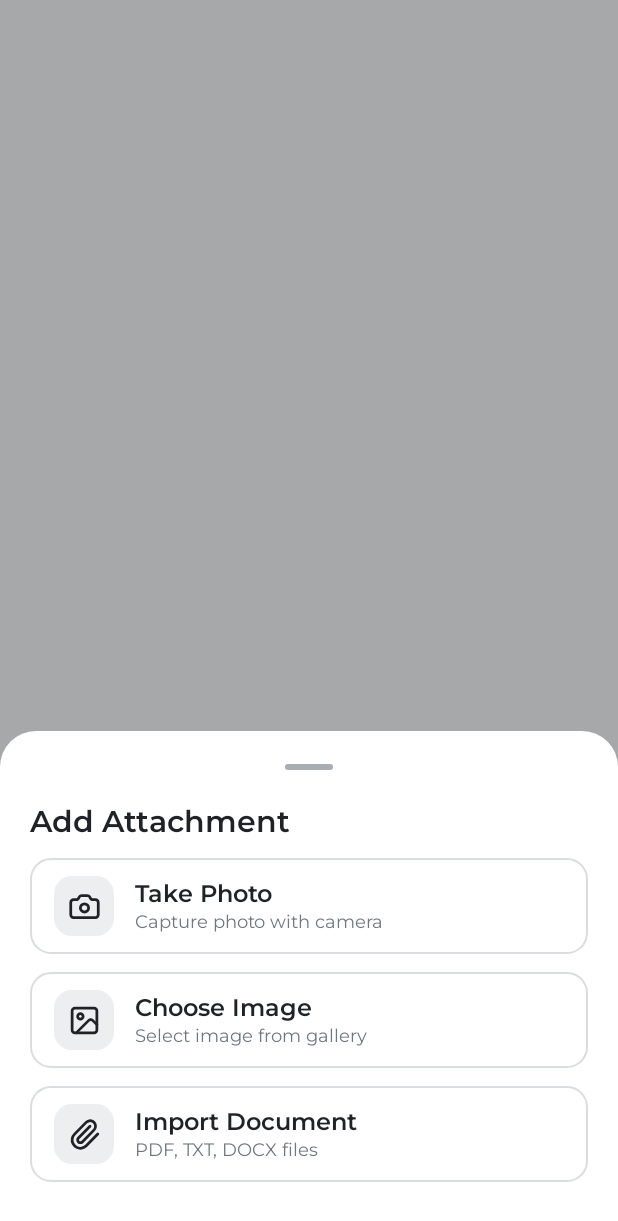
After one commit to encorex32268/LocalVault, an Android app built with Jetpack Compose: the composable AddAttachmentBottomSheet shown on its own in the app's theme, on a phone screen of 412 x 824 dp. The commit adds this screen. Shown: the top 1221 px of the screen. Run offline under Robolectric (Android 15) with nearby library versions, the phone set to English and light mode, and no system bars.

Commit message:
feat(create): wire attachment picker MVI actions, bottom sheet, and 7:3 layout
- handle attachment actions in CreateVaultViewModel with event emissions
- auto dismiss bottom sheet when selecting photo, image, or document
- arrange AddFieldButton (weight 7) and AddAttachmentButton (weight 3) side-by-side
- add unit tests covering attachment action and event flows

```diff
--- a/app/src/main/java/com/lihan/localvault/feature/vault/presentation/create/CreateVaultEvent.kt
+++ b/app/src/main/java/com/lihan/localvault/feature/vault/presentation/create/CreateVaultEvent.kt
@@ -1,5 +1,11 @@
 package com.lihan.localvault.feature.vault.presentation.create
+
+import android.net.Uri
+import java.io.File
 
 sealed interface CreateVaultEvent {
     data object SaveSuccess : CreateVaultEvent
+    data class LaunchCamera(val uri: Uri?, val tempFile: File) : CreateVaultEvent
+    data object LaunchPhotoPicker : CreateVaultEvent
+    data object LaunchDocumentPicker : CreateVaultEvent
 }
--- a/app/src/main/java/com/lihan/localvault/feature/vault/presentation/create/CreateVaultState.kt
+++ b/app/src/main/java/com/lihan/localvault/feature/vault/presentation/create/CreateVaultState.kt
@@ -5,6 +5,7 @@ import androidx.compose.ui.graphics.Color
 import com.lihan.localvault.core.domain.VaultCategory
 import com.lihan.localvault.core.presentation.ui.theme.IconsEnum
 import com.lihan.localvault.core.presentation.ui.theme.VaultColors
+import com.lihan.localvault.feature.vault.presentation.model.VaultAttachmentUi
 import com.lihan.localvault.feature.vault.presentation.model.VaultFieldUi
 
 data class CreateVaultState(
@@ -13,10 +14,13 @@ data class CreateVaultState(
     val vaultTitle: TextFieldState = TextFieldState(),
     val category: VaultCategory = VaultCategory.CUSTOM,
     val fields: List<VaultFieldUi> = emptyList(),
+    val attachments: List<VaultAttachmentUi> = emptyList(),
     val color: Color = VaultColors.first(),
     val iconIndex: Int = 0,
     val isIconPickerOpen: Boolean = false,
-    val isAddFieldMenuOpen: Boolean = false
+    val isAddFieldMenuOpen: Boolean = false,
+    val isAddAttachmentMenuOpen: Boolean = false,
+    val isProcessingAttachment: Boolean = false
 ) {
     val iconResId: Int
         get() {
--- /dev/null
+++ b/app/src/main/java/com/lihan/localvault/feature/vault/presentation/create/components/AddAttachmentBottomSheet.kt
@@ -0,0 +1,147 @@
+@file:OptIn(ExperimentalMaterial3Api::class)
+
+package com.lihan.localvault.feature.vault.presentation.create.components
+
+import androidx.annotation.DrawableRes
+import androidx.compose.foundation.BorderStroke
+import androidx.compose.foundation.background
+import androidx.compose.foundation.layout.Arrangement
+import androidx.compose.foundation.layout.Box
+import androidx.compose.foundation.layout.Column
+import androidx.compose.foundation.layout.Row
+import androidx.compose.foundation.layout.fillMaxWidth
+import androidx.compose.foundation.layout.padding
+import androidx.compose.foundation.layout.size
+import androidx.compose.foundation.shape.RoundedCornerShape
+import androidx.compose.material3.BottomSheetDefaults
+import androidx.compose.material3.ExperimentalMaterial3Api
+import androidx.compose.material3.Icon
+import androidx.compose.material3.MaterialTheme
+import androidx.compose.material3.ModalBottomSheet
+import androidx.compose.material3.Surface
+import androidx.compose.material3.Text
+import androidx.compose.runtime.Composable
+import androidx.compose.ui.Alignment
+import androidx.compose.ui.Modifier
+import androidx.compose.ui.draw.clip
+import androidx.compose.ui.res.painterResource
+import androidx.compose.ui.res.stringResource
+import androidx.compose.ui.text.font.FontWeight
+import androidx.compose.ui.unit.dp
+import com.lihan.localvault.R
+import com.lihan.localvault.feature.vault.presentation.create.CreateVaultAction
+
+@Composable
+fun AddAttachmentBottomSheet(
+    onAction: (CreateVaultAction) -> Unit,
+    modifier: Modifier = Modifier
+) {
+    ModalBottomSheet(
+        onDismissRequest = { onAction(CreateVaultAction.OnDismissAddAttachmentMenu) },
+        modifier = modifier,
+        containerColor = MaterialTheme.colorScheme.surfaceContainer,
+        contentColor = MaterialTheme.colorScheme.onBackground,
+        shape = RoundedCornerShape(topStart = 24.dp, topEnd = 24.dp),
+        dragHandle = {
+            BottomSheetDefaults.DragHandle(
+                color = MaterialTheme.colorScheme.outline.copy(alpha = 0.6f)
+            )
+        }
+    ) {
+        Column(
+            modifier = Modifier
+                .fillMaxWidth()
+                .padding(horizontal = 20.dp)
+                .padding(bottom = 36.dp),
+            verticalArrangement = Arrangement.spacedBy(12.dp)
+        ) {
+            Text(
+                text = stringResource(R.string.add_attachment),
+                style = MaterialTheme.typography.titleMedium.copy(
+                    fontWeight = FontWeight.Bold,
+                    color = MaterialTheme.colorScheme.onBackground
+                )
+            )
+
+            AddAttachmentOptionRow(
+                iconRes = R.drawable.ic_camera,
+                title = stringResource(R.string.take_photo),
+                description = stringResource(R.string.take_photo_desc),
+                onClick = { onAction(CreateVaultAction.OnTakePhotoClick) }
+            )
+
+            AddAttachmentOptionRow(
+                iconRes = R.drawable.ic_image,
+                title = stringResource(R.string.choose_image),
+                description = stringResource(R.string.choose_image_desc),
+                onClick = { onAction(CreateVaultAction.OnChoosePhotoClick) }
+            )
+
+            AddAttachmentOptionRow(
+                iconRes = R.drawable.ic_document,
+                title = stringResource(R.string.choose_document),
+                description = stringResource(R.string.choose_document_desc),
+                onClick = { onAction(CreateVaultAction.OnChooseDocumentClick) }
+            )
+        }
+    }
+}
+
+@Composable
+private fun AddAttachmentOptionRow(
+    @DrawableRes iconRes: Int,
+    title: String,
+    description: String,
+    onClick: () -> Unit,
+    modifier: Modifier = Modifier
+) {
+    Surface(
+        onClick = onClick,
+        shape = RoundedCornerShape(14.dp),
+        color = MaterialTheme.colorScheme.surfaceContainer,
+        border = BorderStroke(1.dp, MaterialTheme.colorScheme.outline.copy(alpha = 0.25f)),
+        modifier = modifier.fillMaxWidth()
+    ) {
+        Row(
+            modifier = Modifier
+                .fillMaxWidth()
+                .padding(horizontal = 16.dp, vertical = 12.dp),
+            verticalAlignment = Alignment.CenterVertically,
+            horizontalArrangement = Arrangement.spacedBy(14.dp)
+        ) {
+            Box(
+                modifier = Modifier
+                    .size(40.dp)
+                    .clip(RoundedCornerShape(12.dp))
+                    .background(MaterialTheme.colorScheme.outline.copy(alpha = 0.12f)),
+                contentAlignment = Alignment.Center
+            ) {
+                Icon(
+                    painter = painterResource(id = iconRes),
+                    contentDescription = null,
+                    modifier = Modifier.size(22.dp),
+                    tint = MaterialTheme.colorScheme.onBackground
+                )
+            }
+
+            Column(
+                modifier = Modifier.weight(1f),
+                verticalArrangement = Arrangement.spacedBy(2.dp)
+            ) {
+                Text(
+                    text = title,
+                    style = MaterialTheme.typography.bodyLarge.copy(
+                        fontWeight = FontWeight.SemiBold,
+                        color = MaterialTheme.colorScheme.onBackground
+                    )
+                )
+                Text(
+                    text = description,
+                    style = MaterialTheme.typography.bodySmall.copy(
+                        color = MaterialTheme.colorScheme.outline
+                    )
+                )
+            }
+        }
+    }
+}
```
Also changed, not shown: app/src/main/java/com/lihan/localvault/feature/vault/presentation/create/CreateVaultAction.kt (+7 -0 lines), app/src/main/java/com/lihan/localvault/feature/vault/presentation/create/CreateVaultScreen.kt (+97 -6 lines), app/src/main/java/com/lihan/localvault/feature/vault/presentation/create/CreateVaultViewModel.kt (+88 -3 lines), app/src/main/java/com/lihan/localvault/feature/vault/presentation/create/components/AddFieldButton.kt (+6 -3 lines), 1 other file.
